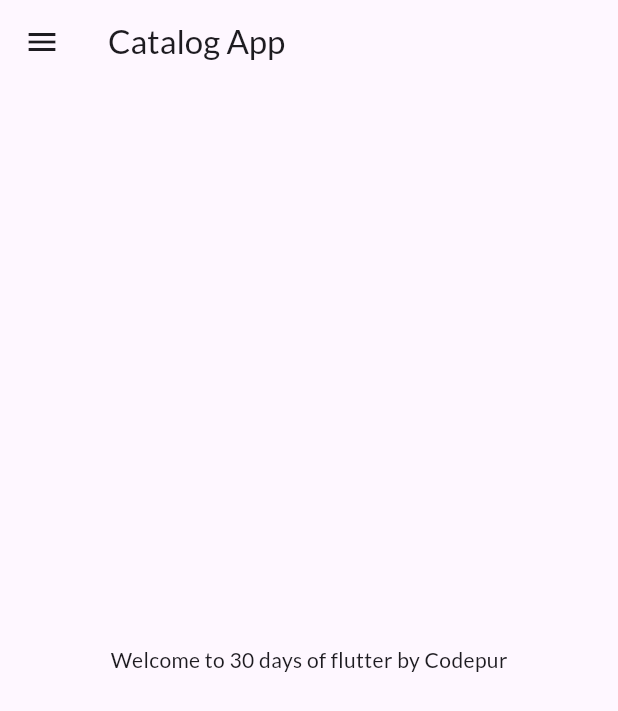
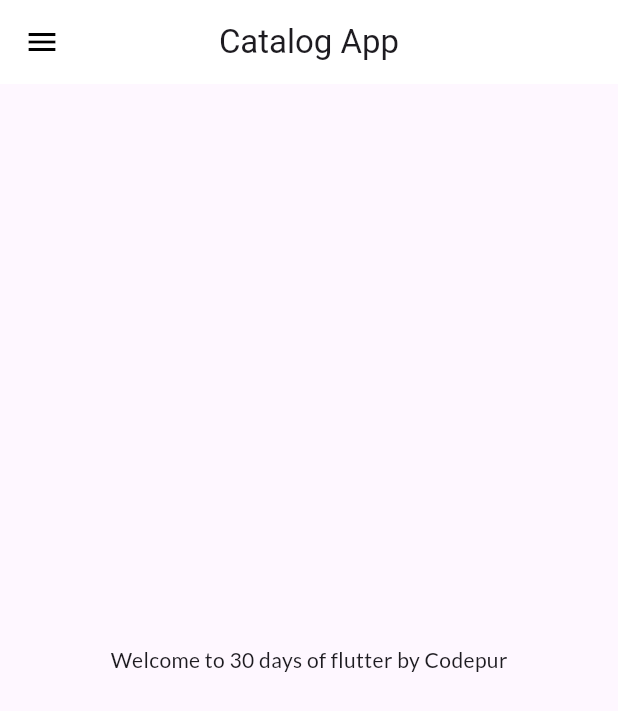
Before and after one commit to divsgoyal/Flutter, a Flutter app: the screen it shows after launch, on a phone screen of 412 x 824 dp. Shown: the top 711 px of the screen. Run offline on Flutter 3.47's test engine with Material 3 defaults, Android fonts, the light colour scheme and no system bars; our stand-ins replace google_fonts.

Commit message:
themes extracted

```diff
--- a/lib/pages/home_page.dart
+++ b/lib/pages/home_page.dart
@@ -8,7 +8,9 @@
   Widget build(BuildContext context) {
     return Scaffold(
       appBar: AppBar(
+        // ignore: prefer_const_constructors
         title: Text("Catalog App"),
+        centerTitle: true,
       ),
       body: Center(
         child: Container(
--- a/lib/widgets/main.dart
+++ b/lib/widgets/main.dart
@@ -1,8 +1,8 @@
 import 'package:flutter/material.dart';
 import 'package:flutter_catalo/pages/login_page.dart';
 import 'package:flutter_catalo/utils/routes.dart';
-import 'package:google_fonts/google_fonts.dart';
 import 'package:flutter_catalo/pages/home_page.dart';
+import 'package:flutter_catalo/widgets/themes.dart';
 
 void main() {
   runApp(MyApp());
@@ -13,13 +13,8 @@
   Widget build(BuildContext context) {
     return MaterialApp(
       themeMode: ThemeMode.light,
-      theme: ThemeData(
-        primarySwatch: Colors.deepPurple,
-        fontFamily: GoogleFonts.lato().fontFamily,
-      ),
-      darkTheme: ThemeData(
-        brightness: Brightness.dark,
-      ),
+      theme: MyTheme.lightTheme(context),
+      darkTheme: MyTheme.darkTheme(context),
       debugShowCheckedModeBanner: false,
       initialRoute: MyRoutes.homeRoute,
       routes: {
--- /dev/null
+++ b/lib/widgets/themes.dart
@@ -0,0 +1,19 @@
+import 'package:flutter/material.dart';
+import 'package:google_fonts/google_fonts.dart';
+
+class MyTheme {
+  static ThemeData lightTheme(BuildContext context) => ThemeData(
+      primarySwatch: Colors.deepPurple,
+      fontFamily: GoogleFonts.lato().fontFamily,
+      appBarTheme: AppBarTheme(
+        color: Colors.white,
+        elevation: 0.0,
+        iconTheme: IconThemeData(color: Colors.black),
+        toolbarTextStyle: Theme.of(context).textTheme.bodyText2,
+        titleTextStyle: Theme.of(context).textTheme.headline6,
+      ));
+
+  static ThemeData darkTheme(BuildContext context) => ThemeData(
+        brightness: Brightness.dark,
+      );
+}
```
